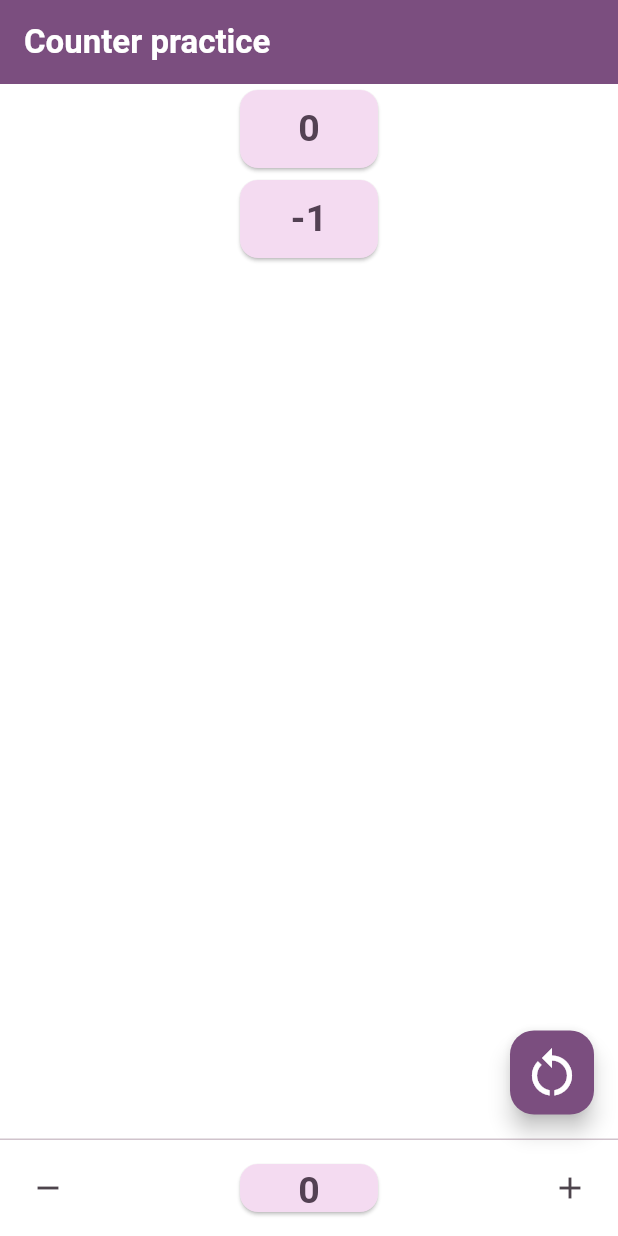
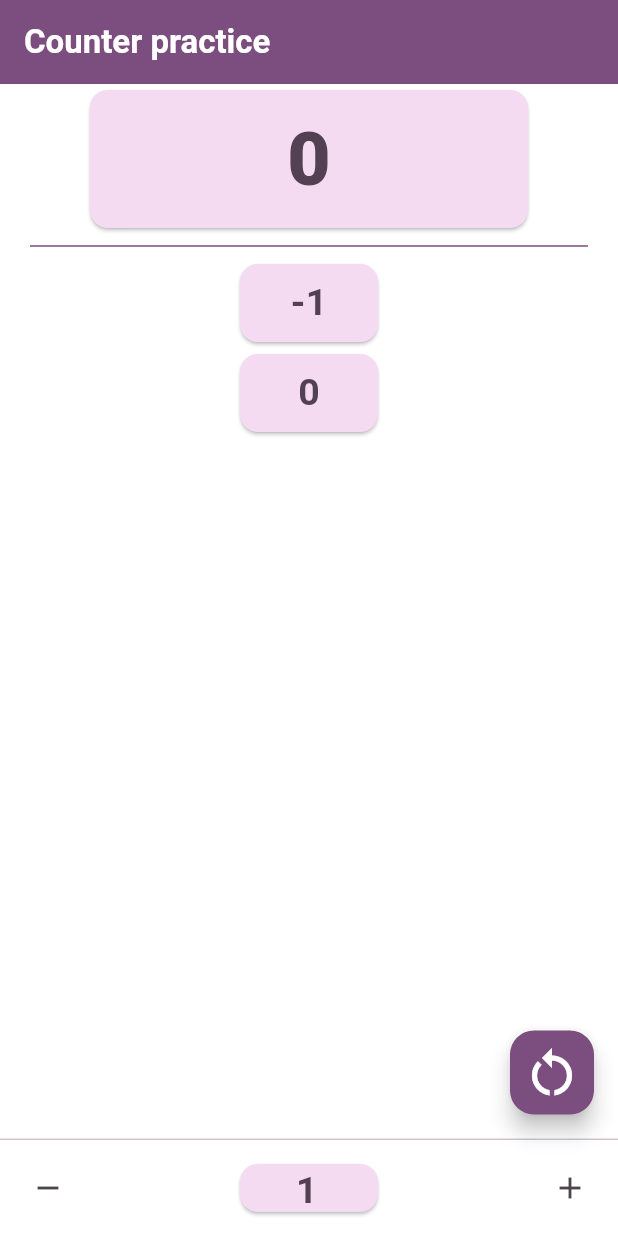
Before and after one commit to RaymundoSantorski/counter_practice, a Flutter app: the screen it shows after launch, after a tap on the "remove" icon, after a tap on the "add" icon, on a phone screen of 412 x 824 dp. Run offline on Flutter 3.47's test engine with Material 3 defaults, Android fonts, the light colour scheme and no system bars.

Commit message:
Add files for each screen and widget, add dynamic change of value to increment or decrement

```diff
--- a/lib/main.dart
+++ b/lib/main.dart
@@ -1,3 +1,4 @@
+import 'package:counter_practice/screens/my_home_page.dart';
 import 'package:flutter/material.dart';
 
 void main() {
@@ -19,119 +20,3 @@ class MyApp extends StatelessWidget {
     );
   }
 }
-
-class MyHomePage extends StatefulWidget {
-  const MyHomePage({super.key, required this.title});
-
-  final String title;
-
-  @override
-  State<MyHomePage> createState() => _MyHomePageState();
-}
-
-class _MyHomePageState extends State<MyHomePage> {
-  int _counter = 0;
-  List<int> _lastCounters = [];
-
-  void incrementCounter() {
-    setState(() {
-      if (_lastCounters.length >= 10) {
-        _lastCounters.removeAt(0);
-      }
-      _lastCounters.add(_counter);
-      _counter++;
-    });
-  }
-
-  void decrementCounter() {
-    setState(() {
-      if (_lastCounters.length >= 10) {
-        _lastCounters.removeAt(0);
-      }
-      _lastCounters.add(_counter);
-      _counter--;
-    });
-  }
-
-  void deleteHistory() {
-    setState(() {
-      _lastCounters = [];
-    });
-  }
-
-  @override
-  Widget build(BuildContext context) {
-    ColorScheme theme = Theme.of(context).colorScheme;
-    return Scaffold(
-      backgroundColor: theme.onPrimary,
-      appBar: AppBar(
-        title: Text(
-          widget.title,
-          style: TextStyle(color: theme.onPrimary, fontWeight: FontWeight.bold),
-        ),
-        backgroundColor: theme.primary,
-      ),
-      persistentFooterButtons: [
-        Row(
-          children: [
-            IconButton(onPressed: decrementCounter, icon: Icon(Icons.remove)),
-            Expanded(
-              child: Center(
-                child: SizedBox(
-                  width: 100,
-                  height: 40,
-                  child: Card(
-                    color: theme.secondaryContainer,
-                    child: Center(
-                      child: Text(
-                        '$_counter',
-                        style: TextStyle(
-                          color: theme.onSecondaryContainer,
-                          fontSize: 25,
-                          fontWeight: FontWeight.bold,
-                        ),
-                      ),
-                    ),
-                  ),
-                ),
-              ),
-            ),
-            IconButton(onPressed: incrementCounter, icon: Icon(Icons.add)),
-          ],
-        ),
-      ],
-      floatingActionButton: FloatingActionButton(
-        onPressed: deleteHistory,
-        backgroundColor: theme.primary,
-        child: Icon(Icons.restart_alt, size: 40, color: theme.onPrimary),
-      ),
-      body: SafeArea(
-        child: Column(
-          crossAxisAlignment: CrossAxisAlignment.center,
-          children: [
-            for (int count in _lastCounters)
-              Center(
-                child: SizedBox(
-                  width: 100,
-                  height: 60,
-                  child: Card(
-                    color: theme.secondaryContainer,
-                    child: Center(
-                      child: Text(
-                        '$count',
-                        style: TextStyle(
-                          color: theme.onSecondaryContainer,
-                          fontSize: 25,
-                          fontWeight: FontWeight.bold,
-                        ),
-                      ),
-                    ),
-                  ),
-                ),
-              ),
-          ],
-        ),
-      ),
-    );
-  }
-}
--- /dev/null
+++ b/lib/screens/my_home_page.dart
@@ -0,0 +1,80 @@
+import 'package:counter_practice/widgets/History.dart';
+import 'package:counter_practice/widgets/current_counter.dart';
+import 'package:counter_practice/widgets/persistent_footer_buttons.dart';
+import 'package:flutter/material.dart';
+
+class MyHomePage extends StatefulWidget {
+  const MyHomePage({super.key, required this.title});
+
+  final String title;
+
+  @override
+  State<MyHomePage> createState() => _MyHomePageState();
+}
+
+class _MyHomePageState extends State<MyHomePage> {
+  int _counter = 0;
+  List<int> _lastCounters = [];
+
+  void incrementCounter(int value) {
+    setState(() {
+      if (_lastCounters.length >= 10) {
+        _lastCounters.removeAt(0);
+      }
+      _lastCounters.add(_counter);
+      _counter += value;
+    });
+  }
+
+  void decrementCounter(int value) {
+    setState(() {
+      if (_lastCounters.length >= 10) {
+        _lastCounters.removeAt(0);
+      }
+      _lastCounters.add(_counter);
+      _counter -= value;
+    });
+  }
+
+  void deleteHistory() {
+    setState(() {
+      _lastCounters = [];
+    });
+  }
+
+  @override
+  Widget build(BuildContext context) {
+    ColorScheme theme = Theme.of(context).colorScheme;
+    return Scaffold(
+      backgroundColor: theme.onPrimary,
+      appBar: AppBar(
+        title: Text(
+          widget.title,
+          style: TextStyle(color: theme.onPrimary, fontWeight: FontWeight.bold),
+        ),
+        backgroundColor: theme.primary,
+      ),
+      persistentFooterButtons: [
+        PersistentFooterButtons(
+          decrementCounter: decrementCounter,
+          incrementCounter: incrementCounter,
+          counter: _counter,
+        ),
+      ],
+      floatingActionButton: FloatingActionButton(
+        onPressed: deleteHistory,
+        backgroundColor: theme.primary,
+        child: Icon(Icons.restart_alt, size: 40, color: theme.onPrimary),
+      ),
+      body: SafeArea(
+        child: Column(
+          children: [
+            CurrentCounter(counter: _counter),
+            Divider(color: theme.primary, indent: 20, endIndent: 20),
+            Expanded(child: History(history: _lastCounters)),
+          ],
+        ),
+      ),
+    );
+  }
+}
--- /dev/null
+++ b/lib/widgets/current_counter.dart
@@ -0,0 +1,30 @@
+import 'package:flutter/material.dart';
+
+class CurrentCounter extends StatelessWidget {
+  const CurrentCounter({super.key, required this.counter});
+  final int counter;
+
+  @override
+  Widget build(BuildContext context) {
+    ColorScheme theme = Theme.of(context).colorScheme;
+    return Center(
+      child: SizedBox(
+        width: 300,
+        height: 100,
+        child: Card(
+          color: theme.secondaryContainer,
+          child: Center(
+            child: Text(
+              '$counter',
+              style: TextStyle(
+                color: theme.onSecondaryContainer,
+                fontSize: 50,
+                fontWeight: FontWeight.w900,
+              ),
+            ),
+          ),
+        ),
+      ),
+    );
+  }
+}
--- /dev/null
+++ b/lib/widgets/history.dart
@@ -0,0 +1,35 @@
+import 'package:flutter/material.dart';
+
+class History extends StatelessWidget {
+  const History({super.key, required this.history});
+  final List<int> history;
+
+  @override
+  Widget build(BuildContext context) {
+    ColorScheme theme = Theme.of(context).colorScheme;
+    return ListView(
+      children: [
+        for (int count in history.reversed)
+          Center(
+            child: SizedBox(
+              width: 100,
+              height: 60,
+              child: Card(
+                color: theme.secondaryContainer,
+                child: Center(
+                  child: Text(
+                    '$count',
+                    style: TextStyle(
+                      color: theme.onSecondaryContainer,
+                      fontSize: 25,
+                      fontWeight: FontWeight.bold,
+                    ),
+                  ),
+                ),
+              ),
+            ),
+          ),
+      ],
+    );
+  }
+}
--- /dev/null
+++ b/lib/widgets/persistent_footer_buttons.dart
@@ -0,0 +1,75 @@
+import 'package:flutter/material.dart';
+
+class PersistentFooterButtons extends StatefulWidget {
+  PersistentFooterButtons({
+    super.key,
+    required this.decrementCounter,
+    required this.incrementCounter,
+    required this.counter,
+  });
+  var decrementCounter;
+  var incrementCounter;
+  final int counter;
+
+  @override
+  State<PersistentFooterButtons> createState() =>
+      _PersistentFooterButtonsState();
+}
+
+class _PersistentFooterButtonsState extends State<PersistentFooterButtons> {
+  int value = 1;
+  @override
+  Widget build(BuildContext context) {
+    ColorScheme theme = Theme.of(context).colorScheme;
+    final TextEditingController _controller = TextEditingController(
+      text: '$value',
+    );
+
+    void onTextChanged() {
+      try {
+        setState(() {
+          value = int.parse(_controller.text);
+        });
+      } catch (error) {
+        _controller.text = '$value';
+        return;
+      }
+    }
+
+    return Row(
+      children: [
+        IconButton(
+          onPressed: () => widget.decrementCounter(value),
+          icon: Icon(Icons.remove),
+        ),
+        Expanded(
+          child: Center(
+            child: SizedBox(
+              width: 100,
+              height: 40,
+              child: Card(
+                color: theme.secondaryContainer,
+                child: TextField(
+                  decoration: InputDecoration(border: InputBorder.none),
+                  onSubmitted: (value) => onTextChanged(),
+                  controller: _controller,
+                  textAlign: TextAlign.center,
+                  keyboardType: TextInputType.number,
+                  style: TextStyle(
+                    color: theme.onSecondaryContainer,
+                    fontSize: 25,
+                    fontWeight: FontWeight.bold,
+                  ),
+                ),
+              ),
+            ),
+          ),
+        ),
+        IconButton(
+          onPressed: () => widget.incrementCounter(value),
+          icon: Icon(Icons.add),
+        ),
+      ],
+    );
+  }
+}
```
